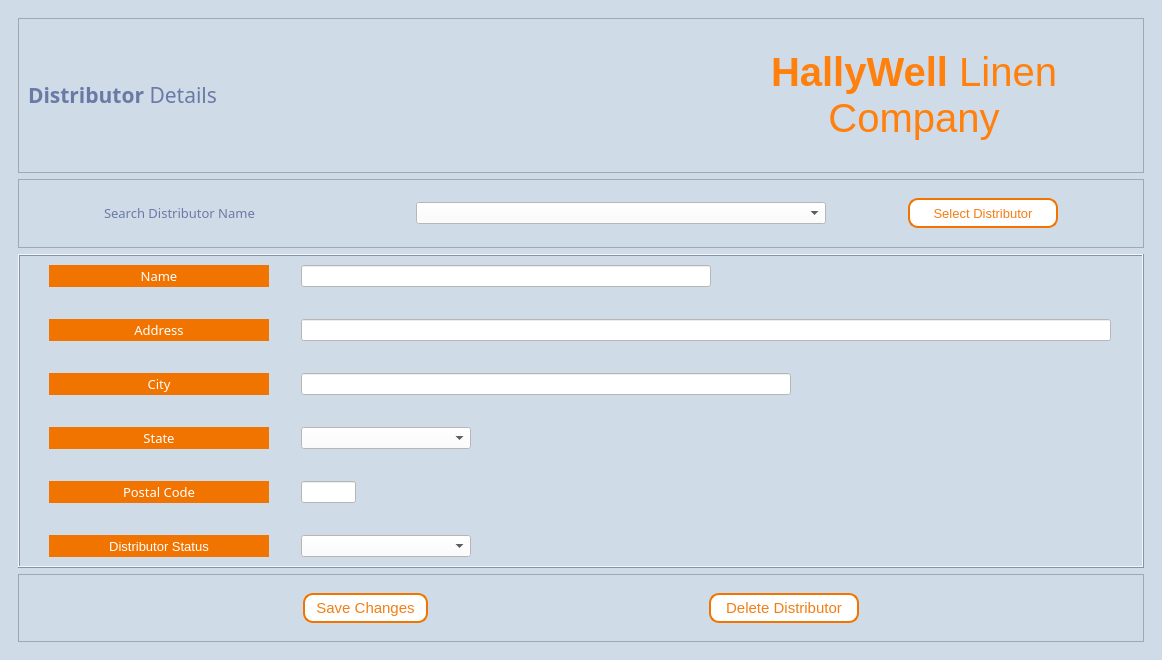
This is Hallywell CRMS v1/UI Files/DistributorDetailsForm.ui in apduong/CIS-3365 as Qt 5 draws it before an edit. The edited form follows.
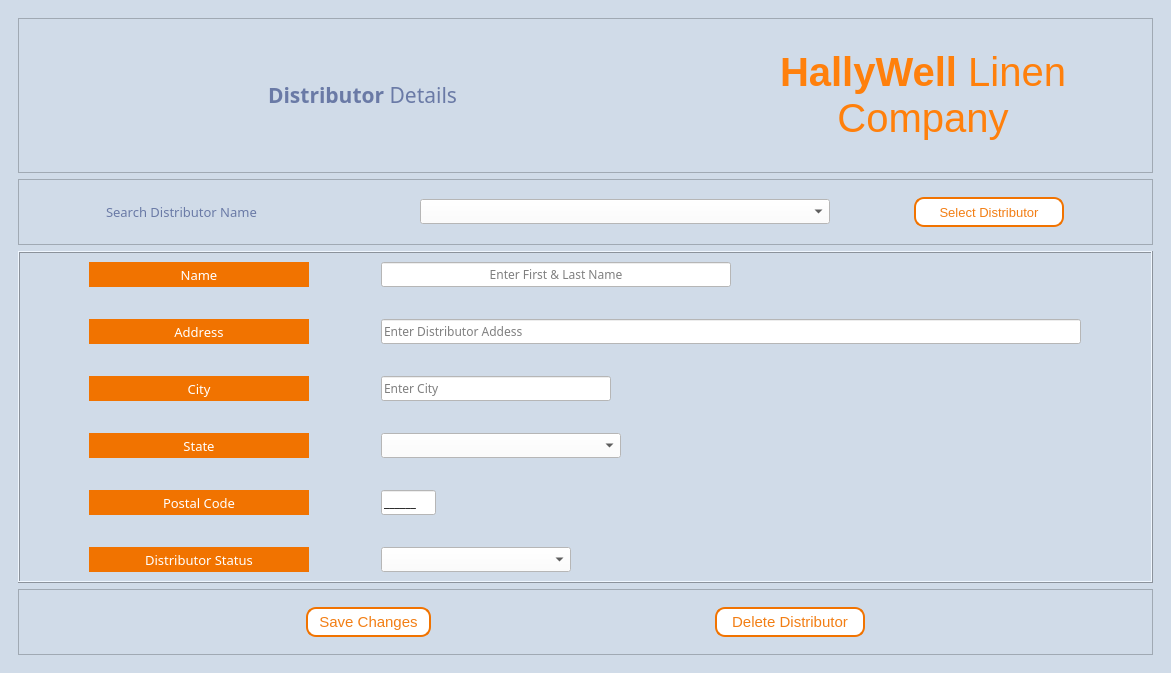
This is the edited form.

What changed in the file:
```diff
--- a/Hallywell CRMS v1/UI Files/DistributorDetailsForm.ui
+++ b/Hallywell CRMS v1/UI Files/DistributorDetailsForm.ui
@@ -6,8 +6,8 @@
    <rect>
     <x>0</x>
     <y>0</y>
-    <width>1162</width>
-    <height>660</height>
+    <width>1171</width>
+    <height>673</height>
    </rect>
   </property>
   <property name="windowTitle">
@@ -39,8 +39,8 @@
         <rect>
          <x>0</x>
          <y>0</y>
-         <width>1140</width>
-         <height>638</height>
+         <width>1149</width>
+         <height>651</height>
         </rect>
        </property>
        <layout class="QVBoxLayout" name="verticalLayout_2">
@@ -73,7 +73,7 @@
               <string>&lt;html&gt;&lt;head/&gt;&lt;body&gt;&lt;p&gt;&lt;span style=&quot; font-weight:600;&quot;&gt;Distributor&lt;/span&gt; Details&lt;/p&gt;&lt;/body&gt;&lt;/html&gt;</string>
              </property>
              <property name="alignment">
-              <set>Qt::AlignLeading|Qt::AlignLeft|Qt::AlignVCenter</set>
+              <set>Qt::AlignCenter</set>
              </property>
             </widget>
            </item>
@@ -139,7 +139,7 @@
              <property name="maximumSize">
               <size>
                <width>150</width>
-               <height>16777215</height>
+               <height>30</height>
               </size>
              </property>
              <property name="font">
@@ -188,13 +188,13 @@
              <property name="minimumSize">
               <size>
                <width>410</width>
-               <height>0</height>
+               <height>25</height>
               </size>
              </property>
              <property name="maximumSize">
               <size>
                <width>410</width>
-               <height>16777215</height>
+               <height>25</height>
               </size>
              </property>
             </widget>
@@ -210,6 +210,11 @@
             <height>16777215</height>
            </size>
           </property>
+          <property name="font">
+           <font>
+            <pointsize>9</pointsize>
+           </font>
+          </property>
           <property name="styleSheet">
            <string notr="true">QLineEdit{background-color:white;}
 QComboBox{background-color:white;}
@@ -232,18 +237,140 @@
            <property name="verticalSpacing">
             <number>32</number>
            </property>
+           <item row="4" column="1">
+            <widget class="QComboBox" name="comboBox_state">
+             <property name="minimumSize">
+              <size>
+               <width>230</width>
+               <height>25</height>
+              </size>
+             </property>
+             <property name="maximumSize">
+              <size>
+               <width>240</width>
+               <height>25</height>
+              </size>
+             </property>
+            </widget>
+           </item>
+           <item row="2" column="1">
+            <widget class="QLineEdit" name="lineEdit_DisCity">
+             <property name="minimumSize">
+              <size>
+               <width>230</width>
+               <height>25</height>
+              </size>
+             </property>
+             <property name="maximumSize">
+              <size>
+               <width>230</width>
+               <height>25</height>
+              </size>
+             </property>
+             <property name="font">
+              <font>
+               <family>Montserrat Medium</family>
+               <pointsize>9</pointsize>
+              </font>
+             </property>
+             <property name="maxLength">
+              <number>30</number>
+             </property>
+             <property name="placeholderText">
+              <string>Enter City</string>
+             </property>
+            </widget>
+           </item>
+           <item row="1" column="1">
+            <widget class="QLineEdit" name="lineEdit_DisAddress">
+             <property name="minimumSize">
+              <size>
+               <width>700</width>
+               <height>25</height>
+              </size>
+             </property>
+             <property name="maximumSize">
+              <size>
+               <width>700</width>
+               <height>24</height>
+              </size>
+             </property>
+             <property name="font">
+              <font>
+               <family>Montserrat Medium</family>
+               <pointsize>9</pointsize>
+              </font>
+             </property>
+             <property name="maxLength">
+              <number>250</number>
+             </property>
+             <property name="placeholderText">
+              <string>Enter Distributor Addess</string>
+             </property>
+            </widget>
+           </item>
+           <item row="6" column="1">
+            <widget class="QComboBox" name="comboBox_disstat">
+             <property name="minimumSize">
+              <size>
+               <width>190</width>
+               <height>25</height>
+              </size>
+             </property>
+             <property name="maximumSize">
+              <size>
+               <width>190</width>
+               <height>25</height>
+              </size>
+             </property>
+            </widget>
+           </item>
+           <item row="0" column="1">
+            <widget class="QLineEdit" name="lineEdit_DisName">
+             <property name="minimumSize">
+              <size>
+               <width>350</width>
+               <height>25</height>
+              </size>
+             </property>
+             <property name="maximumSize">
+              <size>
+               <width>350</width>
+               <height>25</height>
+              </size>
+             </property>
+             <property name="font">
+              <font>
+               <family>Montserrat Medium</family>
+               <pointsize>9</pointsize>
+              </font>
+             </property>
+             <property name="inputMask">
+              <string/>
+             </property>
+             <property name="maxLength">
+              <number>50</number>
+             </property>
+             <property name="alignment">
+              <set>Qt::AlignCenter</set>
+             </property>
+             <property name="placeholderText">
+              <string>Enter First &amp; Last Name</string>
+             </property>
+            </widget>
+           </item>
            <item row="1" column="0">
             <widget class="QLabel" name="label_DisAddress">
              <property name="minimumSize">
               <size>
                <width>220</width>
-               <height>0</height>
+               <height>25</height>
               </size>
              </property>
              <property name="maximumSize">
               <size>
-               <width>250</width>
-               <height>35</height>
+               <width>220</width>
+               <height>25</height>
               </size>
              </property>
              <property name="font">
@@ -266,97 +393,23 @@
              </property>
             </widget>
            </item>
-           <item row="0" column="0">
-            <widget class="QLabel" name="label_DisName">
-             <property name="minimumSize">
-              <size>
-               <width>220</width>
-               <height>0</height>
-              </size>
-             </property>
-             <property name="font">
-              <font>
-               <family>Montserrat Medium</family>
-               <pointsize>10</pointsize>
-              </font>
-             </property>
-             <property name="frameShape">
-              <enum>QFrame::Panel</enum>
-             </property>
-             <property name="frameShadow">
-              <enum>QFrame::Raised</enum>
-             </property>
-             <property name="text">
-              <string>Name</string>
-             </property>
-             <property name="alignment">
-              <set>Qt::AlignCenter</set>
-             </property>
-            </widget>
-           </item>
-           <item row="0" column="1">
-            <widget class="QLineEdit" name="lineEdit_DisName">
-             <property name="minimumSize">
-              <size>
-               <width>410</width>
-               <height>0</height>
-              </size>
-             </property>
-             <property name="maximumSize">
-              <size>
-               <width>200</width>
-               <height>16777215</height>
-              </size>
-             </property>
-             <property name="maxLength">
-              <number>250</number>
-             </property>
-             <property name="alignment">
-              <set>Qt::AlignCenter</set>
-             </property>
-             <property name="placeholderText">
-              <string/>
-             </property>
-            </widget>
-           </item>
-           <item row="2" column="0">
-            <widget class="QLabel" name="label_DisCity">
-             <property name="minimumSize">
-              <size>
-               <width>220</width>
-               <height>0</height>
-              </size>
-             </property>
-             <property name="maximumSize">
-              <size>
-               <width>180</width>
-               <height>16777215</height>
-              </size>
-             </property>
-             <property name="font">
-              <font>
-               <family>Montserrat Medium</family>
-               <pointsize>10</pointsize>
-              </font>
-             </property>
-             <property name="frameShape">
-              <enum>QFrame::Panel</enum>
-             </property>
-             <property name="frameShadow">
-              <enum>QFrame::Raised</enum>
-             </property>
-             <property name="text">
-              <string>City</string>
-             </property>
-             <property name="alignment">
-              <set>Qt::AlignCenter</set>
-             </property>
-            </widget>
-           </item>
            <item row="6" column="0">
             <widget class="QLabel" name="label_DisDesc">
+             <property name="minimumSize">
+              <size>
+               <width>220</width>
+               <height>25</height>
+              </size>
+             </property>
+             <property name="maximumSize">
+              <size>
+               <width>220</width>
+               <height>25</height>
+              </size>
+             </property>
              <property name="font">
               <font>
+               <family>Montserrat Medium</family>
                <pointsize>10</pointsize>
               </font>
              </property>
@@ -373,13 +426,13 @@
              <property name="minimumSize">
               <size>
                <width>220</width>
-               <height>0</height>
+               <height>25</height>
               </size>
              </property>
              <property name="maximumSize">
               <size>
-               <width>180</width>
-               <height>16777215</height>
+               <width>220</width>
+               <height>25</height>
               </size>
              </property>
              <property name="font">
@@ -396,66 +449,18 @@
              </property>
             </widget>
            </item>
-           <item row="2" column="1">
-            <widget class="QLineEdit" name="lineEdit_DisCity">
-             <property name="minimumSize">
-              <size>
-               <width>490</width>
-               <height>0</height>
-              </size>
-             </property>
-             <property name="maximumSize">
-              <size>
-               <width>490</width>
-               <height>16777215</height>
-              </size>
-             </property>
-            </widget>
-           </item>
-           <item row="5" column="1">
-            <widget class="QLineEdit" name="lineEdit_postalcode">
-             <property name="minimumSize">
-              <size>
-               <width>55</width>
-               <height>0</height>
-              </size>
-             </property>
-             <property name="maximumSize">
-              <size>
-               <width>55</width>
-               <height>16777215</height>
-              </size>
-             </property>
-            </widget>
-           </item>
-           <item row="1" column="1">
-            <widget class="QLineEdit" name="lineEdit_DisAddress">
-             <property name="minimumSize">
-              <size>
-               <width>810</width>
-               <height>0</height>
-              </size>
-             </property>
-             <property name="maximumSize">
-              <size>
-               <width>810</width>
-               <height>16777215</height>
-              </size>
-             </property>
-            </widget>
-           </item>
            <item row="4" column="0">
             <widget class="QLabel" name="label_DisState">
              <property name="minimumSize">
               <size>
                <width>220</width>
-               <height>0</height>
+               <height>25</height>
               </size>
              </property>
              <property name="maximumSize">
               <size>
-               <width>180</width>
-               <height>16777215</height>
+               <width>220</width>
+               <height>25</height>
               </size>
              </property>
              <property name="font">
@@ -478,35 +483,99 @@
              </property>
             </widget>
            </item>
-           <item row="4" column="1">
-            <widget class="QComboBox" name="comboBox_state">
+           <item row="5" column="1">
+            <widget class="QLineEdit" name="lineEdit_postalcode">
              <property name="minimumSize">
               <size>
-               <width>170</width>
-               <height>0</height>
+               <width>55</width>
+               <height>25</height>
               </size>
              </property>
              <property name="maximumSize">
               <size>
-               <width>170</width>
-               <height>16777215</height>
+               <width>55</width>
+               <height>25</height>
               </size>
              </property>
+             <property name="font">
+              <font>
+               <family>Montserrat Medium</family>
+               <pointsize>9</pointsize>
+              </font>
+             </property>
+             <property name="inputMask">
+              <string>000000;_</string>
+             </property>
+             <property name="maxLength">
+              <number>6</number>
+             </property>
             </widget>
            </item>
-           <item row="6" column="1">
-            <widget class="QComboBox" name="comboBox_disstat">
+           <item row="2" column="0">
+            <widget class="QLabel" name="label_DisCity">
              <property name="minimumSize">
               <size>
-               <width>170</width>
-               <height>0</height>
+               <width>220</width>
+               <height>25</height>
               </size>
              </property>
              <property name="maximumSize">
               <size>
-               <width>170</width>
-               <height>16777215</height>
+               <width>220</width>
+               <height>25</height>
               </size>
+             </property>
+             <property name="font">
+              <font>
+               <family>Montserrat Medium</family>
+               <pointsize>10</pointsize>
+              </font>
+             </property>
+             <property name="frameShape">
+              <enum>QFrame::Panel</enum>
+             </property>
+             <property name="frameShadow">
+              <enum>QFrame::Raised</enum>
+             </property>
+             <property name="text">
+              <string>City</string>
+             </property>
+             <property name="alignment">
+              <set>Qt::AlignCenter</set>
+             </property>
+            </widget>
+           </item>
+           <item row="0" column="0">
+            <widget class="QLabel" name="label_DisName">
+             <property name="minimumSize">
+              <size>
+               <width>220</width>
+               <height>25</height>
+              </size>
+             </property>
+             <property name="maximumSize">
+              <size>
+               <width>220</width>
+               <height>25</height>
+              </size>
+             </property>
+             <property name="font">
+              <font>
+               <family>Montserrat Medium</family>
+               <pointsize>10</pointsize>
+              </font>
+             </property>
+             <property name="frameShape">
+              <enum>QFrame::Panel</enum>
+             </property>
+             <property name="frameShadow">
+              <enum>QFrame::Raised</enum>
+             </property>
+             <property name="text">
+              <string>Name</string>
+             </property>
+             <property name="alignment">
+              <set>Qt::AlignCenter</set>
              </property>
             </widget>
            </item>
```
